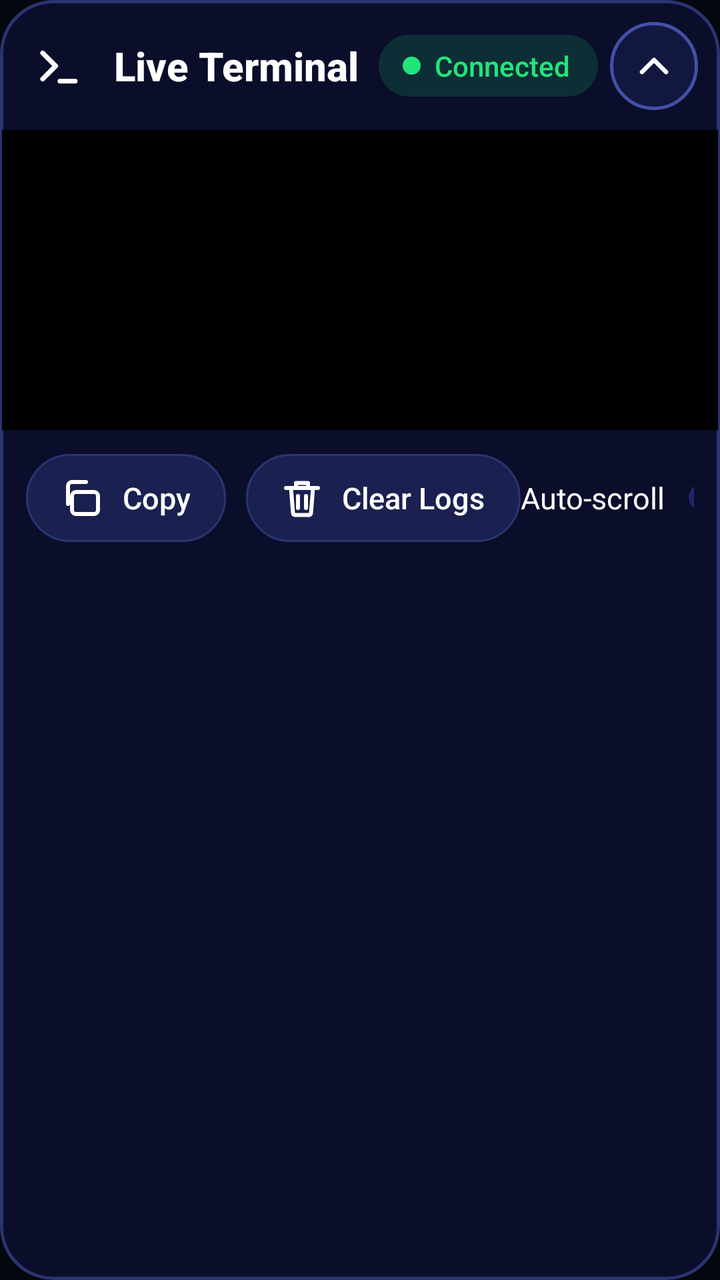
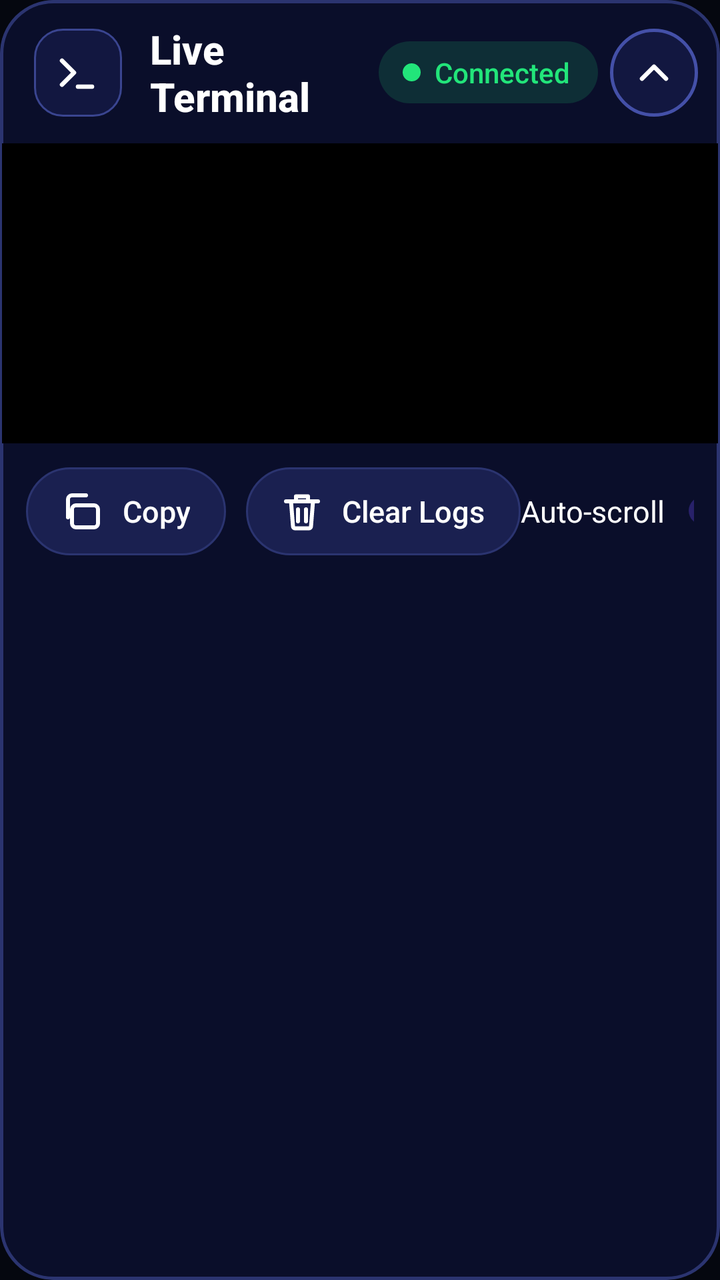

Before-and-after screenshots of an Android layout around one commit, followed by the original layout XML and the change that was made.
<!-- AndroidManifest.xml: application theme AppTheme -->
<!-- res/layout/part_terminal.xml -->
<?xml version="1.0" encoding="utf-8"?>
<LinearLayout xmlns:android="http://schemas.android.com/apk/res/android"
    android:layout_width="match_parent"
    android:layout_height="wrap_content"
    android:background="@drawable/terminal_card"
    android:clipToOutline="true"
    android:orientation="vertical"
    android:padding="1dp">

    <LinearLayout
        android:layout_width="match_parent"
        android:layout_height="wrap_content"
        android:gravity="center_vertical"
        android:orientation="horizontal"
        android:paddingBottom="10dp"
        android:paddingEnd="10dp"
        android:paddingStart="16dp"
        android:paddingTop="10dp">

        <ImageView
            android:layout_width="26dp"
            android:layout_height="26dp"
            android:contentDescription="@null"
            android:src="@drawable/ic_prompt"
            android:tint="@color/text" />

        <TextView
            android:layout_width="0dp"
            android:layout_height="wrap_content"
            android:layout_marginStart="14dp"
            android:layout_weight="1"
            android:fontFamily="sans-serif-medium"
            android:text="@string/term_title"
            android:textColor="@color/text"
            android:textSize="20sp"
            android:textStyle="bold" />

        <TextView
            android:id="@+id/tvConn"
            android:layout_width="wrap_content"
            android:layout_height="wrap_content"
            android:background="@drawable/pill_green"
            android:backgroundTint="@color/status_ok"
            android:drawablePadding="7dp"
            android:drawableStart="@drawable/dot_small_green"
            android:fontFamily="sans-serif-medium"
            android:gravity="center_vertical"
            android:paddingBottom="6dp"
            android:paddingEnd="14dp"
            android:paddingStart="12dp"
            android:paddingTop="6dp"
            android:text="@string/term_connected"
            android:textColor="@color/status_ok"
            android:textSize="14sp" />

        <ImageButton
            android:id="@+id/btnCollapse"
            android:layout_width="44dp"
            android:layout_height="44dp"
            android:layout_marginStart="6dp"
            android:background="@drawable/bg_round_button"
            android:contentDescription="@string/cd_collapse"
            android:focusable="true"
            android:padding="10dp"
            android:scaleType="fitCenter"
            android:src="@drawable/ic_chevron_up"
            android:tint="@color/text" />
    </LinearLayout>

    <LinearLayout
        android:id="@+id/terminalBody"
        android:layout_width="match_parent"
        android:layout_height="wrap_content"
        android:orientation="vertical">

        <ScrollView
            android:id="@+id/logScroll"
            android:layout_width="match_parent"
            android:layout_height="@dimen/log_height"
            android:background="@drawable/terminal_body"
            android:fillViewport="true"
            android:focusable="false"
            android:scrollbars="vertical">

            <TextView
                android:id="@+id/tvPreview"
                android:layout_width="match_parent"
                android:layout_height="wrap_content"
                android:fontFamily="monospace"
                android:lineSpacingMultiplier="1.15"
                android:padding="14dp"
                android:textColor="@color/terminal_text"
                android:textSize="@dimen/preview_text" />
        </ScrollView>

        <LinearLayout
            android:layout_width="match_parent"
            android:layout_height="wrap_content"
            android:gravity="center_vertical"
            android:orientation="horizontal"
            android:padding="12dp">

            <Button
                android:id="@+id/btnCopy"
                style="@style/PillButton"
                android:drawableStart="@drawable/ic_copy"
                android:text="@string/btn_copy" />

            <Button
                android:id="@+id/btnClear"
                style="@style/PillButton"
                android:layout_marginStart="10dp"
                android:drawableStart="@drawable/ic_trash"
                android:text="@string/btn_clear" />

            <View
                android:layout_width="0dp"
                android:layout_height="1dp"
                android:layout_weight="1" />

            <TextView
                android:layout_width="wrap_content"
                android:layout_height="wrap_content"
                android:layout_marginEnd="8dp"
                android:fontFamily="sans-serif"
                android:text="@string/auto_scroll"
                android:textColor="@color/text"
                android:textSize="15sp" />

            <Switch
                android:id="@+id/swAutoScroll"
                android:layout_width="wrap_content"
                android:layout_height="wrap_content"
                android:checked="true"
                android:focusable="true"
                android:thumbTint="@color/switch_thumb"
                android:trackTint="@color/switch_track" />
        </LinearLayout>
    </LinearLayout>
</LinearLayout>
<!-- resources referenced by this layout -->
<resources>
  <color name="status_ok">#22E57A</color>
  <color name="terminal_text">#E8ECF8</color>
  <color name="text">#FFFFFF</color>
  <dimen name="log_height">150dp</dimen>
  <dimen name="preview_text">12sp</dimen>
  <!-- drawable dot_small_green (drawable) -->
  <?xml version="1.0" encoding="utf-8"?>
  <shape xmlns:android="http://schemas.android.com/apk/res/android" android:shape="oval">
      <size android:width="9dp" android:height="9dp" />
      <solid android:color="@color/status_ok" />
  </shape>
  <!-- drawable ic_chevron_up (drawable) -->
  <?xml version="1.0" encoding="utf-8"?>
  <vector xmlns:android="http://schemas.android.com/apk/res/android"
      android:width="24dp"
      android:height="24dp"
      android:viewportWidth="24"
      android:viewportHeight="24">
      <path
          android:fillColor="#00000000"
          android:pathData="M6,15 L12,9 L18,15"
          android:strokeColor="#FFFFFF"
          android:strokeLineCap="round"
          android:strokeLineJoin="round"
          android:strokeWidth="2.2" />
  </vector>
  <!-- drawable pill_green (drawable) -->
  <?xml version="1.0" encoding="utf-8"?>
  <shape xmlns:android="http://schemas.android.com/apk/res/android" android:shape="rectangle">
      <solid android:color="#26FFFFFF" />
      <corners android:radius="50dp" />
  </shape>
  <!-- drawable terminal_body (drawable) -->
  <?xml version="1.0" encoding="utf-8"?>
  <shape xmlns:android="http://schemas.android.com/apk/res/android" android:shape="rectangle">
      <solid android:color="@color/terminal_black" />
  </shape>
  <!-- drawable terminal_card (drawable) -->
  <?xml version="1.0" encoding="utf-8"?>
  <shape xmlns:android="http://schemas.android.com/apk/res/android" android:shape="rectangle">
      <solid android:color="@color/terminal_bg" />
      <stroke android:width="1.5dp" android:color="@color/border" />
      <corners android:radius="26dp" />
  </shape>
  <string name="auto_scroll">Auto-scroll</string>
  <string name="btn_clear">Clear Logs</string>
  <string name="btn_copy">Copy</string>
  <string name="cd_collapse">Show or hide the live terminal</string>
  <string name="term_connected">Connected</string>
  <string name="term_title">Live Terminal</string>
  <style name="AppTheme" parent="android:Theme.Material.NoActionBar">
          <item name="android:windowBackground">@color/bg_mid</item>
          <item name="android:statusBarColor">@color/bg_top</item>
          <item name="android:navigationBarColor">@color/bg_bottom</item>
          <item name="android:colorAccent">@color/accent</item>
      </style>
  <color name="secondary_pressed">#262E6E</color>
  <color name="focus_ring">#C7D2FE</color>
  <color name="terminal_black">#000000</color>
  <color name="terminal_bg">#0A0E2A</color>
  <color name="border">#2B3470</color>
  <color name="bg_mid">#05070F</color>
  <color name="bg_top">#0B0D2E</color>
  <color name="bg_bottom">#0D0630</color>
  <color name="accent">#8B7CFF</color>
  <color name="secondary_bg">#1A2050</color>
  <!-- unchanged entries left out for length: 6 -->
</resources>

<!-- the commit's change to res/layout/part_terminal.xml (unified diff, before → after) -->
@@ -18,9 +18,11 @@
         android:paddingTop="10dp">
 
         <ImageView
-            android:layout_width="26dp"
-            android:layout_height="26dp"
+            android:layout_width="44dp"
+            android:layout_height="44dp"
+            android:background="@drawable/tile_dark"
             android:contentDescription="@null"
+            android:padding="10dp"
             android:src="@drawable/ic_prompt"
             android:tint="@color/text" />
 
<!-- resource entries referenced after the edit -->
@@ -1,10 +1,10 @@
 <!-- resources referenced by this layout -->
 <resources>
   <color name="status_ok">#22E57A</color>
-  <color name="terminal_text">#E8ECF8</color>
+  <color name="terminal_text">#FFFFFF</color>
   <color name="text">#FFFFFF</color>
   <dimen name="log_height">150dp</dimen>
-  <dimen name="preview_text">12sp</dimen>
+  <dimen name="preview_text">11sp</dimen>
   <!-- drawable dot_small_green (drawable) -->
   <?xml version="1.0" encoding="utf-8"?>
   <shape xmlns:android="http://schemas.android.com/apk/res/android" android:shape="oval">
@@ -44,6 +44,13 @@
       <stroke android:width="1.5dp" android:color="@color/border" />
       <corners android:radius="26dp" />
   </shape>
+  <!-- drawable tile_dark (drawable) -->
+  <?xml version="1.0" encoding="utf-8"?>
+  <shape xmlns:android="http://schemas.android.com/apk/res/android" android:shape="rectangle">
+      <solid android:color="#CC141A47" />
+      <stroke android:width="1dp" android:color="#3A4590" />
+      <corners android:radius="14dp" />
+  </shape>
   <string name="auto_scroll">Auto-scroll</string>
   <string name="btn_clear">Clear Logs</string>
   <string name="btn_copy">Copy</string>
